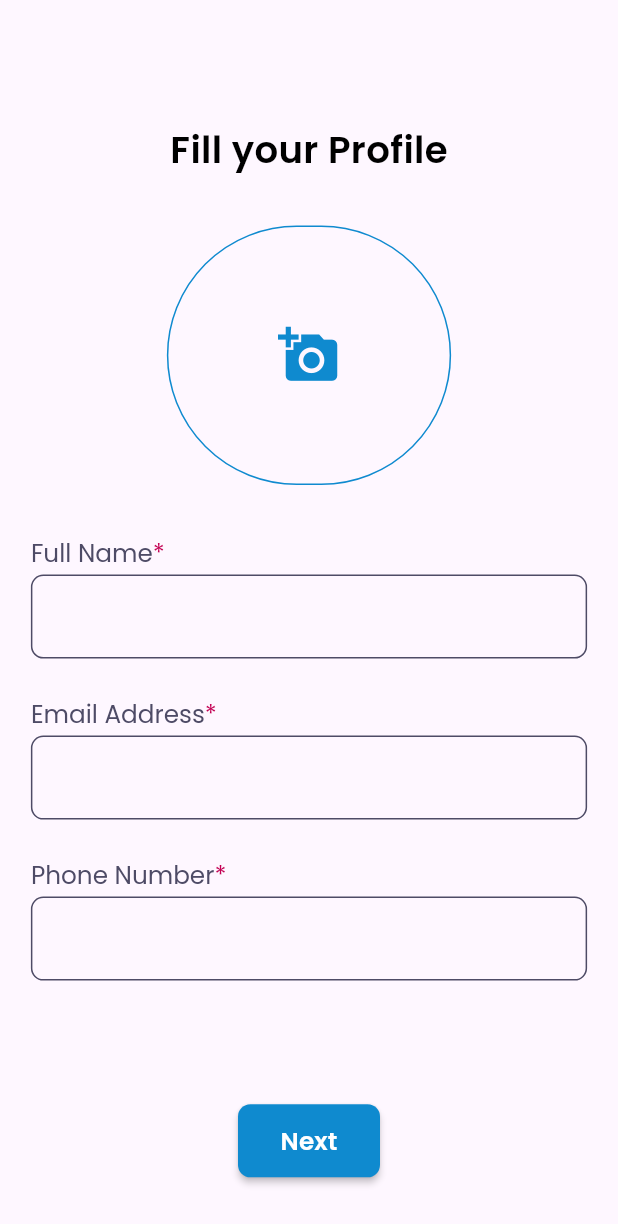
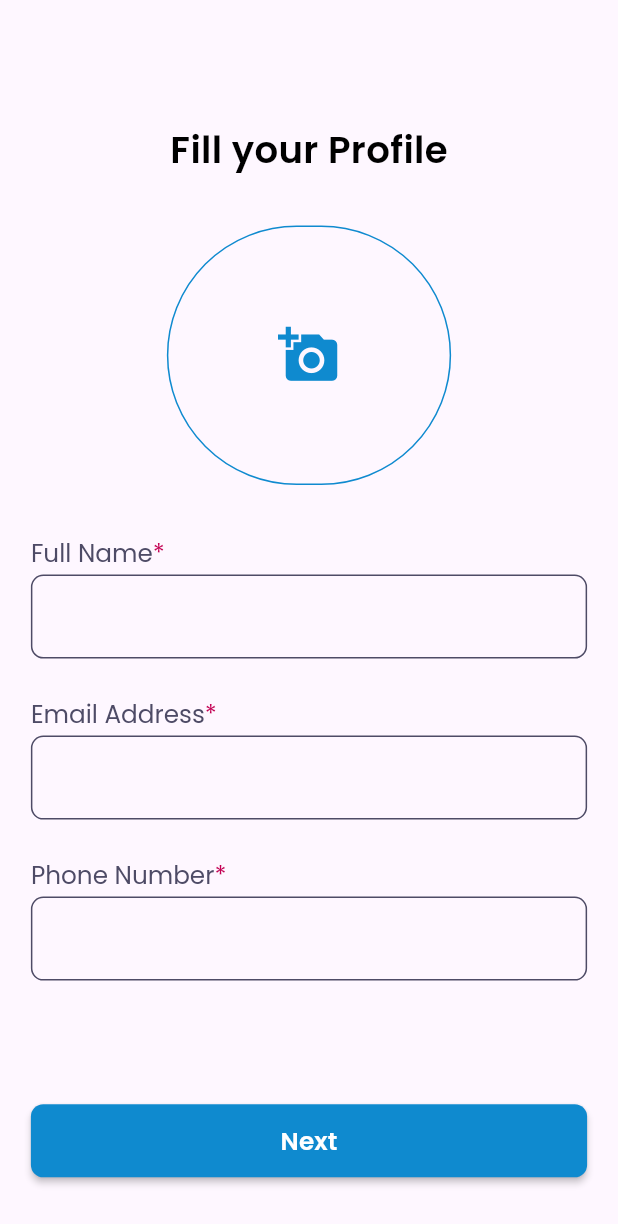
Before and after one commit to atefElhamsa/News-App, a Flutter app: the FillProfileScreen screen opened directly, on a phone screen of 412 x 824 dp. Shown: the top 1224 px of the screen. Run offline on Flutter 3.47's test engine with Material 3 defaults, Android fonts, the phone set to English and light mode, and no system bars; our stand-ins replace firebase_core, google_fonts, image_picker; accounts and stored records are empty.

Commit message:
design finished

```diff
--- a/lib/core/shared_widgets/custom_button.dart
+++ b/lib/core/shared_widgets/custom_button.dart
@@ -11,6 +11,7 @@ class CustomButton extends StatelessWidget {
   @override
   Widget build(BuildContext context) {
     return MaterialButton(
+      minWidth: double.infinity,
       shape: RoundedRectangleBorder(
         borderRadius: BorderRadius.circular(
           MediaQuery.of(context).size.width * 0.02,
--- a/lib/core/shared_widgets/custom_field_with_icon.dart
+++ b/lib/core/shared_widgets/custom_field_with_icon.dart
@@ -11,6 +11,7 @@ class CustomFieldWithIcon extends StatelessWidget {
     required this.textEditingController,
     required this.isHidden,
     required this.errorTitle,
+    this.keyboardType,
   });
 
   final String title;
@@ -19,6 +20,7 @@ class CustomFieldWithIcon extends StatelessWidget {
   final Key nameForKey;
   final TextEditingController textEditingController;
   final bool isHidden;
+  final TextInputType? keyboardType;
 
   @override
   Widget build(BuildContext context) {
@@ -55,6 +57,7 @@ class CustomFieldWithIcon extends StatelessWidget {
         Form(
           key: nameForKey,
           child: TextFormField(
+            keyboardType: keyboardType,
             obscureText: isHidden,
             obscuringCharacter: "*",
             decoration: InputDecoration(
--- a/lib/core/shared_widgets/custom_field_without_icon.dart
+++ b/lib/core/shared_widgets/custom_field_without_icon.dart
@@ -8,13 +8,14 @@ class CustomFieldWithoutIcon extends StatelessWidget {
     required this.title,
     required this.nameForKey,
     required this.textEditingController,
-    required this.errorTitle,
+    required this.errorTitle, this.keyboardType,
   });
 
   final String title;
   final String errorTitle;
   final Key nameForKey;
   final TextEditingController textEditingController;
+  final TextInputType? keyboardType;
 
   @override
   Widget build(BuildContext context) {
@@ -51,6 +52,7 @@ class CustomFieldWithoutIcon extends StatelessWidget {
         Form(
           key: nameForKey,
           child: TextFormField(
+            keyboardType: keyboardType,
             decoration: InputDecoration(
               enabledBorder: outlineInputBorder(
                 context: context,
--- a/lib/features/auth/login/presentation/view/widgets/login_form.dart
+++ b/lib/features/auth/login/presentation/view/widgets/login_form.dart
@@ -56,6 +56,7 @@ class _LoginFormState extends State<LoginForm> {
           ),
           child: CustomFieldWithIcon(
             title: AppTexts.password,
+            keyboardType: TextInputType.visiblePassword,
             suffixIcon: IconButton(
               onPressed: () {
                 setState(() {
--- a/lib/features/profile/presentation/view/widgets/fill_profile_body.dart
+++ b/lib/features/profile/presentation/view/widgets/fill_profile_body.dart
@@ -3,8 +3,8 @@ import 'package:google_fonts/google_fonts.dart';
 import 'package:news_wave/core/shared_widgets/custom_field_without_icon.dart';
 import 'package:news_wave/core/utils/app_colors.dart';
 import 'package:news_wave/core/utils/app_texts.dart';
+import 'package:news_wave/features/auth/login/presentation/view/login_screen.dart';
 import 'package:news_wave/features/profile/presentation/view/widgets/select_photo.dart';
-import 'package:news_wave/features/splash/presentation/view/splash_screen.dart';
 
 import '../../../../../core/shared_widgets/custom_button.dart';
 
@@ -25,7 +25,8 @@ class _FillProfileBodyState extends State<FillProfileBody> {
 
   @override
   Widget build(BuildContext context) {
-    return Column(
+    return SingleChildScrollView(
+      child: Column(
         children: [
           SizedBox(
             height: MediaQuery.of(context).size.height * 0.1,
@@ -67,6 +68,7 @@ class _FillProfileBodyState extends State<FillProfileBody> {
                 horizontal: MediaQuery.of(context).size.width * 0.05),
             child: CustomFieldWithoutIcon(
               title: AppTexts.emailAddress,
+              keyboardType: TextInputType.emailAddress,
               nameForKey: emailAddressKey,
               textEditingController: emailAddressController,
               errorTitle: AppTexts.errorEmail,
@@ -81,6 +83,7 @@ class _FillProfileBodyState extends State<FillProfileBody> {
             child: CustomFieldWithoutIcon(
               title: AppTexts.phoneNumber,
               nameForKey: phoneNumberKey,
+              keyboardType: TextInputType.phone,
               textEditingController: phoneNumberController,
               errorTitle: AppTexts.errorPhoneNumber,
             ),
@@ -88,7 +91,9 @@ class _FillProfileBodyState extends State<FillProfileBody> {
           SizedBox(
             height: MediaQuery.of(context).size.height * 0.1,
           ),
-        CustomButton(
+          Padding(
+            padding: EdgeInsets.symmetric(horizontal: MediaQuery.of(context).size.width * 0.05),
+            child: CustomButton(
               title: AppTexts.next,
               onPressed: () {
                 if (fullNameKey.currentState!.validate() &&
@@ -97,13 +102,15 @@ class _FillProfileBodyState extends State<FillProfileBody> {
                   Navigator.push(
                     context,
                     MaterialPageRoute(builder: (context) {
-                  return const SplashScreen();
+                      return const LoginScreen();
                     }),
                   );
                 }
               },
             ),
+          ),
         ],
+      ),
     );
   }
 }
--- a/lib/features/signup/presentation/view/widgets/sign_up_form.dart
+++ b/lib/features/signup/presentation/view/widgets/sign_up_form.dart
@@ -75,6 +75,7 @@ class _SignUpFormState extends State<SignUpForm> {
           ),
           child: CustomFieldWithIcon(
             title: AppTexts.password,
+            keyboardType: TextInputType.visiblePassword,
             suffixIcon: IconButton(
               onPressed: () {
                 setState(() {
@@ -139,6 +140,7 @@ class _SignUpFormState extends State<SignUpForm> {
               Form(
                 key: confirmPasswordKay,
                 child: TextFormField(
+                  keyboardType: TextInputType.visiblePassword,
                   obscureText: confirmPasswordIsHidden,
                   obscuringCharacter: "*",
                   decoration: InputDecoration(
```
Lines whose indentation alone changed are shown as unchanged.
